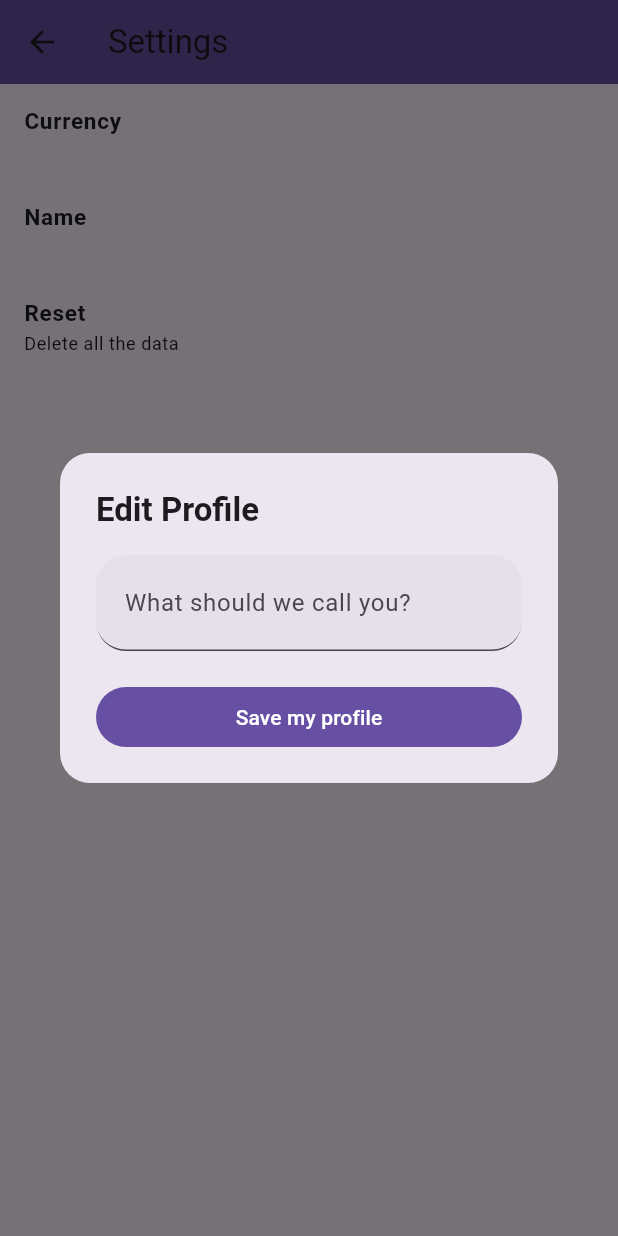
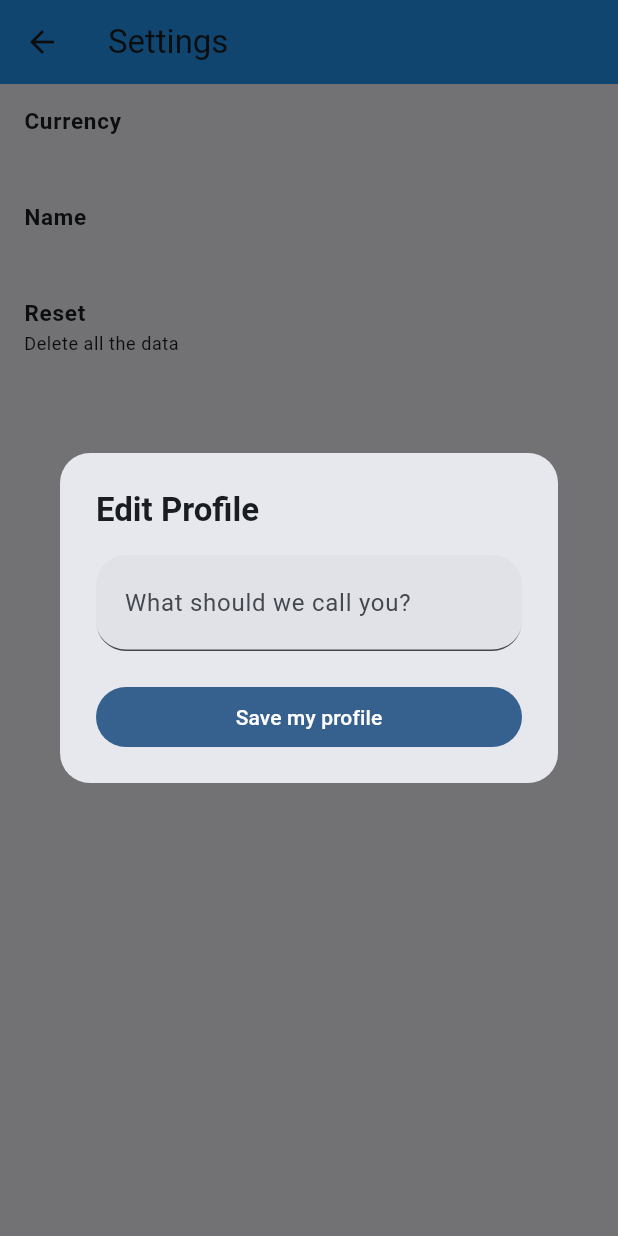
Before and after one commit to bartonpratt/my_expense_app, a Flutter app: the SettingsScreen screen opened directly, after a tap on "Name", on a phone screen of 412 x 824 dp. Run offline on Flutter 3.47's test engine with Material 3 defaults, Android fonts, the phone set to English and light mode, and no system bars; our stand-ins replace animated_text_kit, fl_chart, flutter_colorpicker, image_picker, pdf, printing and 4 more; missing offline and left inert: cool_dropdown, currency_picker, events_emitter, ficonsax; accounts and stored records are empty.

Commit message:
currency handling

```diff
--- a/lib/app.dart
+++ b/lib/app.dart
@@ -11,7 +11,9 @@ class MyApp extends StatelessWidget {
       debugShowCheckedModeBanner: false,
       title: 'My Expense App',
       theme: ThemeData(
-        primarySwatch: Colors.blue
+       colorScheme: ColorScheme.fromSeed(seedColor: Colors.blue),
+         primaryColor: Colors.blue
+
       ),
       home: const MainScreen(),
       localizationsDelegates: const [
--- a/lib/screens/home/widgets/account_slider.dart
+++ b/lib/screens/home/widgets/account_slider.dart
@@ -1,4 +1,3 @@
-import 'package:penniverse/extension.dart';
 import 'package:penniverse/model/account.model.dart';
 import 'package:penniverse/widgets/currency.dart';
 import 'package:flutter/material.dart';
@@ -48,8 +47,8 @@ class _AccountSlider extends State<AccountsSlider>{
                             crossAxisAlignment: CrossAxisAlignment.start,
                             children: [
                               CurrencyText(account.balance ?? 0, style: Theme.of(context).textTheme.headlineMedium?.merge(
-                                TextStyle(
-                                    color: Colors.white, fontFamily: context.monoFontFamily,
+                                const TextStyle(
+                                    color: Colors.white,
                                     fontWeight: FontWeight.w600,
                                 ),
                               ),
--- a/lib/screens/settings/settings.screen.dart
+++ b/lib/screens/settings/settings.screen.dart
@@ -1,10 +1,9 @@
 import 'package:currency_picker/currency_picker.dart';
-import 'package:penniverse/extension.dart';
+import 'package:flutter/material.dart';
 import 'package:penniverse/helpers/db.helper.dart';
 import 'package:penniverse/providers/app_provider.dart';
 import 'package:penniverse/widgets/buttons/button.dart';
 import 'package:penniverse/widgets/dialog/confirm.modal.dart';
-import 'package:flutter/material.dart';
 import 'package:provider/provider.dart';
 
 class SettingsScreen extends StatefulWidget {
@@ -16,49 +15,96 @@ class SettingsScreen extends StatefulWidget {
 
 class _SettingsScreenState extends State<SettingsScreen> {
   @override
-  void initState() {
-    super.initState();
-  }
-  @override
   Widget build(BuildContext context) {
     AppProvider provider = Provider.of<AppProvider>(context);
-    return Scaffold(appBar: AppBar(title: Text('Settings'),backgroundColor: Theme.of(context).primaryColor,),
+    return Scaffold(
+      appBar: AppBar(
+        title: const Text('Settings'),
+        backgroundColor: Theme.of(context).primaryColor,
+      ),
       body: Column(
         children: [
-
           Expanded(
             child: ListView(
               padding: EdgeInsets.zero,
               children: [
                 ListTile(
-                      title: const Text("Currency", style: TextStyle(fontWeight: FontWeight.w600, fontSize: 15),),
-                      visualDensity:const VisualDensity(
-                        vertical: -2
+                  title: const Text(
+                    "Currency",
+                    style: TextStyle(fontWeight: FontWeight.w600, fontSize: 15),
                   ),
+                  visualDensity: const VisualDensity(vertical: -2),
                   subtitle: Selector<AppProvider, String?>(
-                          selector: (_, provider)=>provider.currency,
+                    selector: (_, provider) => provider.currency,
                     builder: (context, state, _) {
                       Currency? currency = CurrencyService().findByCode(state);
-                            return Text(currency?.name ??"", style: context.theme.textTheme.bodySmall,);
-                          }
+                      return Text(
+                        currency?.name ?? "",
+                        style: Theme.of(context).textTheme.bodySmall,
+                      );
+                    },
                   ),
-                      onTap: (){
-                        showCurrencyPicker(context: context, onSelect: (Currency currency){
+                  onTap: () {
+                    showCurrencyPicker(
+                      context: context,
+                      onSelect: (Currency currency) {
                         provider.updateCurrency(currency.code);
-                        });
+                      },
+                    );
                   },
                 ),
                 ListTile(
-                      onTap: (){
-                        showDialog(context: context, builder: (context){
+                  title: const Text(
+                    "Name",
+                    style: TextStyle(fontWeight: FontWeight.w600, fontSize: 15),
+                  ),
+                  visualDensity: const VisualDensity(vertical: -2),
+                  subtitle: Selector<AppProvider, String?>(
+                    selector: (_, provider) => provider.username,
+                    builder: (context, state, _) {
+                      return Text(
+                        state ?? "",
+                        style: Theme.of(context).textTheme.bodySmall,
+                      );
+                    },
+                  ),
+                  onTap: () => _showEditProfileDialog(context, provider),
+                ),
+                ListTile(
+                  title: const Text(
+                    "Reset",
+                    style: TextStyle(fontWeight: FontWeight.w600, fontSize: 15),
+                  ),
+                  visualDensity: const VisualDensity(vertical: -2),
+                  subtitle: Text(
+                    "Delete all the data",
+                    style: Theme.of(context).textTheme.bodySmall,
+                  ),
+                  onTap: () => _showResetConfirmDialog(context, provider),
+                ),
+              ],
+            ),
+          ),
+        ],
+      ),
+    );
+  }
+
+  void _showEditProfileDialog(BuildContext context, AppProvider provider) {
     TextEditingController controller = TextEditingController(text: provider.username);
+    showDialog(
+      context: context,
+      builder: (context) {
         return AlertDialog(
-                            title:  Text("Edit Profile", style: context.theme.textTheme.titleLarge!.apply(fontWeightDelta: 2),),
-                            shape: RoundedRectangleBorder(
-                                borderRadius: BorderRadius.circular(20)
+          title: Text(
+            "Edit Profile",
+            style: Theme.of(context).textTheme.titleLarge!.apply(fontWeightDelta: 2),
           ),
+          shape: RoundedRectangleBorder(borderRadius: BorderRadius.circular(20)),
           content: SizedBox(
-                              width: MediaQuery.of(context).size.width - 60 < 500 ? MediaQuery.of(context).size.width - 60 : 500,
+            width: MediaQuery.of(context).size.width - 60 < 500
+                ? MediaQuery.of(context).size.width - 60
+                : 500,
             child: Column(
               mainAxisSize: MainAxisSize.min,
               crossAxisAlignment: CrossAxisAlignment.start,
@@ -72,9 +118,9 @@ class _SettingsScreenState extends State<SettingsScreen> {
                     border: UnderlineInputBorder(
                       borderRadius: BorderRadius.circular(20),
                     ),
-                                        contentPadding: const EdgeInsets.symmetric(vertical: 12, horizontal: 15)
+                    contentPadding: const EdgeInsets.symmetric(vertical: 12, horizontal: 15),
                   ),
-                                  )
+                ),
               ],
             ),
           ),
@@ -83,56 +129,39 @@ class _SettingsScreenState extends State<SettingsScreen> {
               children: [
                 Expanded(
                   child: AppButton(
-                                        onPressed: (){
-                                          if(controller.text.isEmpty){
-                                            ScaffoldMessenger.of(context).showSnackBar(const SnackBar(content: Text("Please enter name")));
+                    onPressed: () {
+                      if (controller.text.isEmpty) {
+                        ScaffoldMessenger.of(context).showSnackBar(
+                            const SnackBar(content: Text("Please enter name")));
                       } else {
                         provider.updateUsername(controller.text);
                         Navigator.of(context).pop();
                       }
                     },
                     label: "Save my profile",
-                                      )
-                                  )
+                  ),
+                ),
               ],
-                              )
+            ),
           ],
         );
-                        });
       },
-                      visualDensity:const VisualDensity( vertical: -2 ),
-                      title: const Text("Name", style: TextStyle(fontWeight: FontWeight.w600, fontSize: 15),),
-                      subtitle: Selector<AppProvider, String?>(
-                          selector: (_,provider)=>provider.username,
-                          builder: (context, state, _) {
-                            return Text(state??"", style: context.theme.textTheme.bodySmall,);
+    );
   }
-                      ),
-                    ),
-                    ListTile(
-                      onTap: () async {
+
+  void _showResetConfirmDialog(BuildContext context, AppProvider provider) {
     ConfirmModal.showConfirmDialog(
-                            context, title: "Are you sure?",
+      context,
+      title: "Are you sure?",
       content: const Text("After deleting data can't be recovered"),
-                            onConfirm: ()async{
+      onConfirm: () async {
         Navigator.of(context).popUntil((route) => route.isFirst);
         await provider.reset();
         await resetDatabase();
       },
-                            onCancel: (){
+      onCancel: () {
         Navigator.of(context).pop();
-                            }
-                        );
       },
-                      visualDensity:const VisualDensity( vertical: -2 ),
-                      title: const Text("Reset", style: TextStyle(fontWeight: FontWeight.w600, fontSize: 15),),
-                      subtitle:  Text("Delete all the data", style: context.theme.textTheme.bodySmall,),
-                    ),
-                  ],
-                )
-            )
-          ],
-        )
     );
   }
 }
```
Also changed, not shown: lib/helpers/currency.helper.dart (+9 -8 lines), lib/providers/app_provider.dart (+24 -25 lines), lib/screens/home/home.screen.dart (+55 -75 lines), pubspec.yaml (+0 -11 lines), pubspec.lock, 5 other files. Lines whose indentation alone changed are shown as unchanged.
